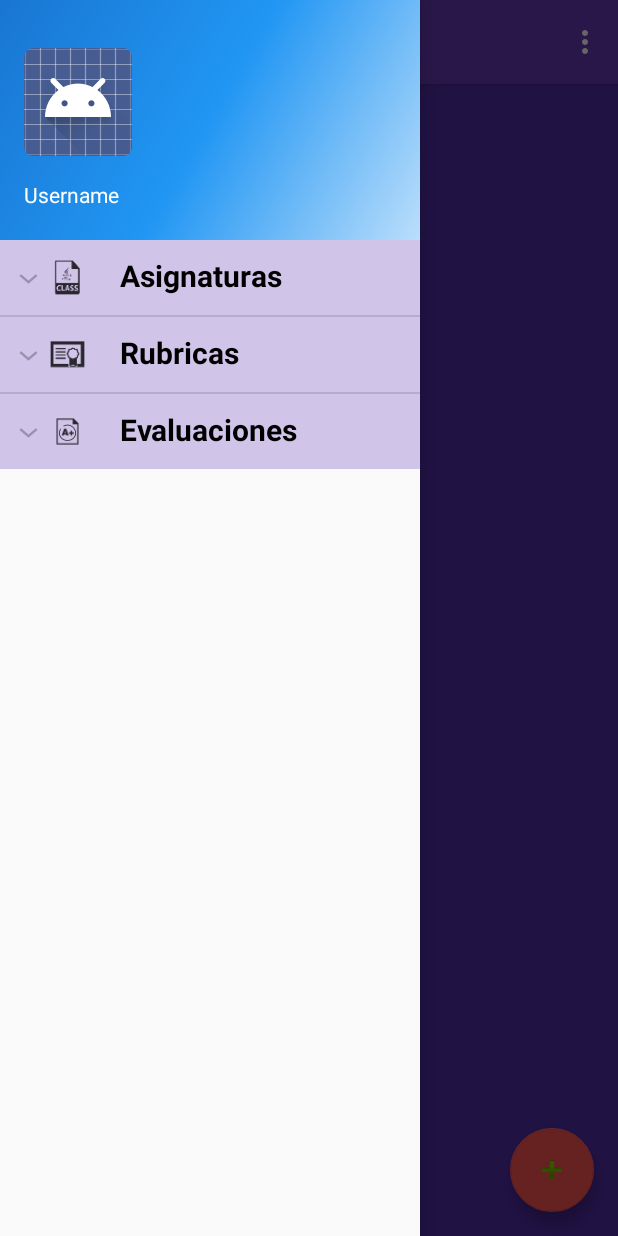
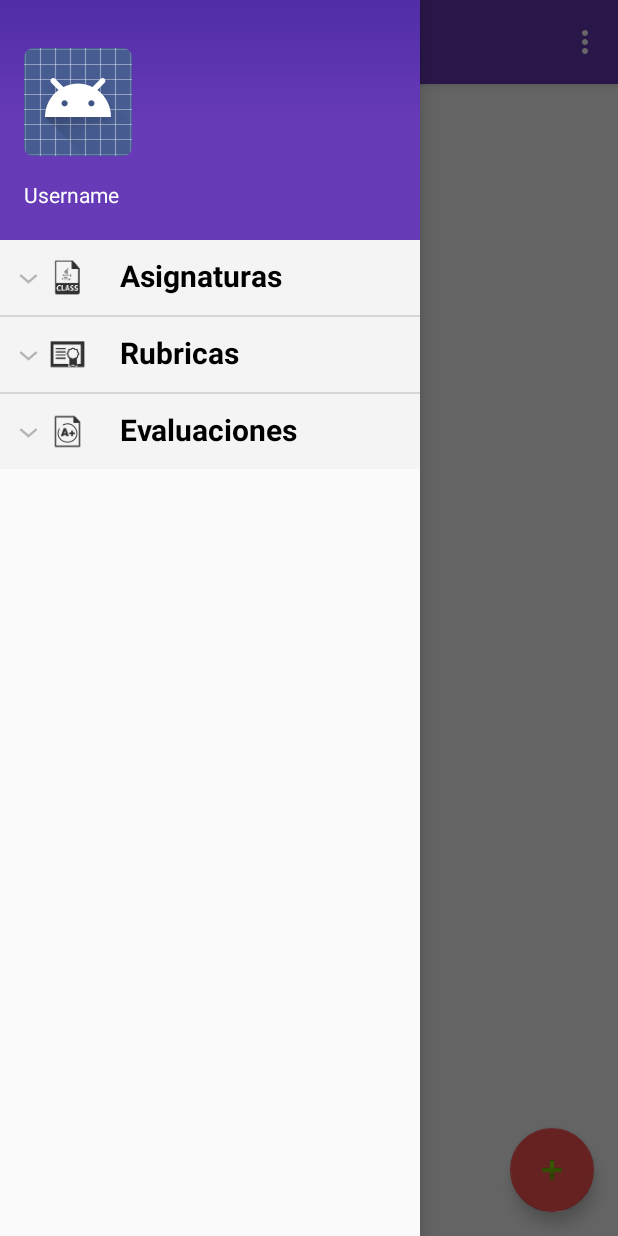
Before and after one commit to lscantillo/ProjectMidSem-master, an Android app: the screen it shows after launch (MainActivity), with the side drawer open, on a phone screen of 412 x 824 dp. Run offline under Robolectric (Android 15) with nearby library versions, the phone set to English and light mode, and no system bars.

Commit message:
Fixed colour style, removed unnecessary files like old icons.

```diff
--- a/app/src/main/res/drawable/ic_menu_gallery.xml
+++ /dev/null
@@ -1,9 +0,0 @@
-<vector xmlns:android="http://schemas.android.com/apk/res/android"
-    android:width="24dp"
-    android:height="24dp"
-    android:viewportHeight="24.0"
-    android:viewportWidth="24.0">
-    <path
-        android:fillColor="#FF000000"
-        android:pathData="M22,16V4c0,-1.1 -0.9,-2 -2,-2H8c-1.1,0 -2,0.9 -2,2v12c0,1.1 0.9,2 2,2h12c1.1,0 2,-0.9 2,-2zm-11,-4l2.03,2.71L16,11l4,5H8l3,-4zM2,6v14c0,1.1 0.9,2 2,2h14v-2H4V6H2z" />
-</vector>
--- a/app/src/main/res/drawable/ic_menu_manage.xml
+++ /dev/null
@@ -1,9 +0,0 @@
-<vector xmlns:android="http://schemas.android.com/apk/res/android"
-    android:width="24dp"
-    android:height="24dp"
-    android:viewportHeight="24.0"
-    android:viewportWidth="24.0">
-    <path
-        android:fillColor="#FF000000"
-        android:pathData="M22.7,19l-9.1,-9.1c0.9,-2.3 0.4,-5 -1.5,-6.9 -2,-2 -5,-2.4 -7.4,-1.3L9,6 6,9 1.6,4.7C0.4,7.1 0.9,10.1 2.9,12.1c1.9,1.9 4.6,2.4 6.9,1.5l9.1,9.1c0.4,0.4 1,0.4 1.4,0l2.3,-2.3c0.5,-0.4 0.5,-1.1 0.1,-1.4z" />
-</vector>
--- a/app/src/main/res/drawable/ic_menu_send.xml
+++ /dev/null
@@ -1,9 +0,0 @@
-<vector xmlns:android="http://schemas.android.com/apk/res/android"
-    android:width="24dp"
-    android:height="24dp"
-    android:viewportHeight="24.0"
-    android:viewportWidth="24.0">
-    <path
-        android:fillColor="#FF000000"
-        android:pathData="M2.01,21L23,12 2.01,3 2,10l15,2 -15,2z" />
-</vector>
--- a/app/src/main/res/drawable/ic_menu_share.xml
+++ /dev/null
@@ -1,9 +0,0 @@
-<vector xmlns:android="http://schemas.android.com/apk/res/android"
-    android:width="24dp"
-    android:height="24dp"
-    android:viewportHeight="24.0"
-    android:viewportWidth="24.0">
-    <path
-        android:fillColor="#FF000000"
-        android:pathData="M18,16.08c-0.76,0 -1.44,0.3 -1.96,0.77L8.91,12.7c0.05,-0.23 0.09,-0.46 0.09,-0.7s-0.04,-0.47 -0.09,-0.7l7.05,-4.11c0.54,0.5 1.25,0.81 2.04,0.81 1.66,0 3,-1.34 3,-3s-1.34,-3 -3,-3 -3,1.34 -3,3c0,0.24 0.04,0.47 0.09,0.7L8.04,9.81C7.5,9.31 6.79,9 6,9c-1.66,0 -3,1.34 -3,3s1.34,3 3,3c0.79,0 1.5,-0.31 2.04,-0.81l7.12,4.16c-0.05,0.21 -0.08,0.43 -0.08,0.65 0,1.61 1.31,2.92 2.92,2.92 1.61,0 2.92,-1.31 2.92,-2.92s-1.31,-2.92 -2.92,-2.92z" />
-</vector>
--- a/app/src/main/res/drawable/ic_menu_slideshow.xml
+++ /dev/null
@@ -1,9 +0,0 @@
-<vector xmlns:android="http://schemas.android.com/apk/res/android"
-    android:width="24dp"
-    android:height="24dp"
-    android:viewportHeight="24.0"
-    android:viewportWidth="24.0">
-    <path
-        android:fillColor="#FF000000"
-        android:pathData="M4,6H2v14c0,1.1 0.9,2 2,2h14v-2H4V6zm16,-4H8c-1.1,0 -2,0.9 -2,2v12c0,1.1 0.9,2 2,2h12c1.1,0 2,-0.9 2,-2V4c0,-1.1 -0.9,-2 -2,-2zm-8,12.5v-9l6,4.5 -6,4.5z" />
-</vector>
--- a/app/src/main/res/drawable/side_nav_bar.xml
+++ b/app/src/main/res/drawable/side_nav_bar.xml
@@ -1,9 +1,9 @@
 <shape xmlns:android="http://schemas.android.com/apk/res/android"
     android:shape="rectangle">
     <gradient
-        android:angle="135"
-        android:centerColor="#2196F3"
-        android:endColor="#1976D2"
-        android:startColor="#BBDEFB"
+        android:angle="90"
+        android:centerColor="@color/colorPrimary"
+        android:endColor="@color/colorPrimaryDark"
+        android:startColor="@color/colorPrimary"
         android:type="linear" />
 </shape>
--- a/app/src/main/res/layout/activity_main.xml
+++ b/app/src/main/res/layout/activity_main.xml
@@ -7,7 +7,7 @@
     android:layout_width="match_parent"
     android:layout_height="match_parent"
     android:fitsSystemWindows="true"
-    android:background="@color/colorPrimaryDark"
+    android:background="@color/colorMainBackground"
     tools:openDrawer="start">
 
     <include
--- a/app/src/main/res/menu/activity_main_drawer.xml
+++ /dev/null
@@ -1,50 +0,0 @@
-<?xml version="1.0" encoding="utf-8"?>
-<menu xmlns:android="http://schemas.android.com/apk/res/android">
-
-    <group android:checkableBehavior="single">
-        <item
-            android:id="@+id/nav_subject"
-            android:icon="@drawable/ic_subject"
-            android:title="Subject" >
-            <menu>
-                <item
-                    android:id="@+id/nav_students"
-                    android:icon="@drawable/ic_student"
-                    android:title="Students">
-                </item>
-                <item
-                    android:id="@+id/nav_assessment"
-                    android:icon="@drawable/ic_assessment"
-                    android:title="Assessment">
-                </item>
-            </menu>
-        </item>
-
-        <item
-            android:id="@+id/nav_gallery"
-            android:icon="@drawable/ic_menu_gallery"
-            android:title="Gallery" />
-        <item
-            android:id="@+id/nav_slideshow"
-            android:icon="@drawable/ic_menu_slideshow"
-            android:title="Slideshow" />
-        <item
-            android:id="@+id/nav_manage"
-            android:icon="@drawable/ic_menu_manage"
-            android:title="Tools" />
-    </group>
-
-    <item android:title="Communicate">
-        <menu>
-            <item
-                android:id="@+id/nav_share"
-                android:icon="@drawable/ic_menu_share"
-                android:title="Share" />
-            <item
-                android:id="@+id/nav_send"
-                android:icon="@drawable/ic_menu_send"
-                android:title="Send" />
-        </menu>
-    </item>
-
-</menu>
--- a/app/src/main/res/values/colors.xml
+++ b/app/src/main/res/values/colors.xml
@@ -2,9 +2,10 @@
 <resources>
     <color name="colorPrimary">#673AB7</color>
     <color name="colorPrimaryDark">#512DA8</color>
-    <color name="colorPrimaryLight">#D1C4E9</color>
+    <color name="colorPrimaryLight">#F5F4F4</color>
     <color name="colorAccent">#FF5252</color>
     <color name="colorPrimaryText">#212121</color>
     <color name="colorSecondaryText">#757575</color>
+    <color name="colorMainBackground">#FBFBFB</color>
 
 </resources>
```
Also changed, not shown: app/src/main/java/com/uninorte/projectmidsem/CreateSubject.java (added, +9 -0 lines), app/src/main/java/com/uninorte/projectmidsem/MainActivity.java (+5 -10 lines), app/src/main/java/com/uninorte/projectmidsem/NavigationViewActivity.java (deleted, +0 -132 lines), app/src/main/res/drawable/ic_menu_camera.xml (deleted, +0 -12 lines), app/src/main/res/drawable-hdpi/ic_evaluation.png, app/src/main/res/drawable-mdpi/ic_evaluation.png, app/src/main/res/drawable-xhdpi/ic_evaluation.png, app/src/main/res/drawable-xxhdpi/ic_evaluation.png.
